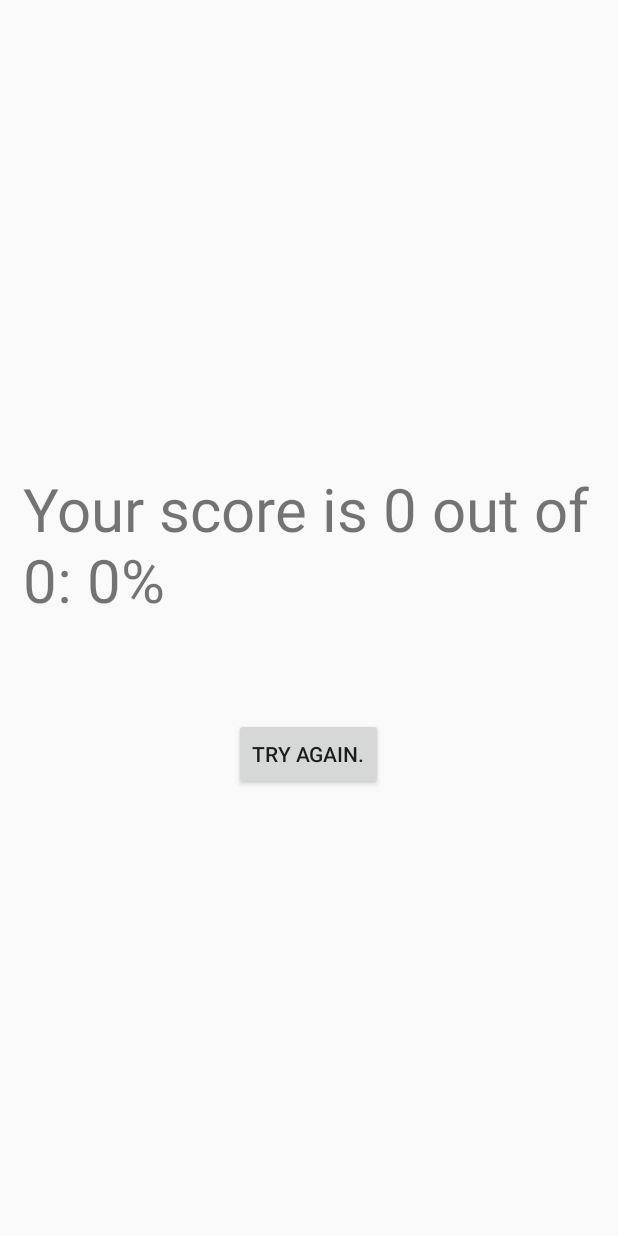
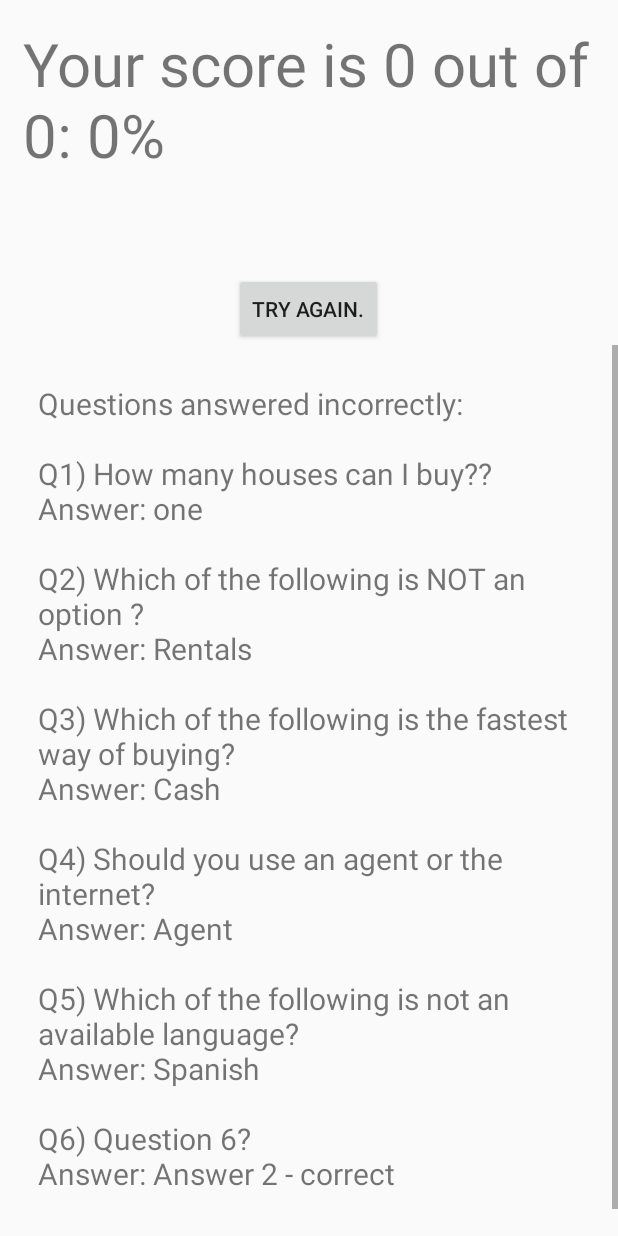
Before and after one commit to Angelala26/real-estate-practice, an Android app: the ResultActivity screen opened directly, with no data from a screen before it, on a phone screen of 412 x 824 dp. Run offline under Robolectric (Android 15) with nearby library versions, the light colour scheme and no system bars; 3 statements that could not run were skipped.

Commit message:
track questions answered incorrectly and display them on the results page

```diff
--- a/app/src/main/java/com/example/android/realestatepractice/PracticeTest.java
+++ b/app/src/main/java/com/example/android/realestatepractice/PracticeTest.java
@@ -38,6 +38,7 @@ public class PracticeTest extends AppCompatActivity {
         super.onCreate(savedInstanceState);
         setContentView(R.layout.activity_practice_test);
 
+        //access the database and get the questions
         DbHelper db = new DbHelper(this);
         quesList = db.getAllQuestions();
         currentQuestion = quesList.get(mQuestionId);
@@ -59,8 +60,10 @@ public class PracticeTest extends AppCompatActivity {
         buttonChoice4 = (Button) findViewById(R.id.answer4);
         nextButton = (Button) findViewById(R.id.next_button);
 
+        //link the question with the text view
         setQuestionView();
 
+        //when the next button is clicked, check the answer
         nextButton.setOnClickListener(new View.OnClickListener() {
             @Override
             public void onClick(View view) {
@@ -70,18 +73,28 @@ public class PracticeTest extends AppCompatActivity {
     }
 
     private void checkAnswer() {
+        //find the group of potential answers and link it to the id
         RadioGroup grp = (RadioGroup) findViewById(R.id.radioGroup1);
         RadioButton answer = (RadioButton) findViewById(grp.getCheckedRadioButtonId());
+        //if the current question's answer equals the user's answer, make a toast that says correct,
+        //  add 1 point to the score, and set the boolean setAnsweredCorrectly as true
         if (currentQuestion.getAnswer().equals(answer.getText().toString())) {
+            //make the boolean true for setAnsweredCorrectly() so we can pull the wronly answered
+            // questions later
+            currentQuestion.setAnsweredCorrectly();
+
             Toast toast = makeText(getApplicationContext(), R.string.correct_toast, Toast.LENGTH_LONG);
             toast.setGravity(Gravity.CENTER, 0, 0);
             toast.show();
+
             score++;
             Log.d("score", "Your score"+score);
         } else {
+            //otherwise, create an alert that shows the questions with the correct answer
             AlertDialog.Builder builder = new AlertDialog.Builder(PracticeTest.this);
-            builder.setTitle("Incorrect: " + currentQuestion.getQuestion());
-            builder.setMessage("Your answer: " + answer.getText().toString() +
+            builder.setTitle("Incorrect");
+            builder.setMessage(currentQuestion.getQuestion() +
+                    "\n\nYour answer: " + answer.getText().toString() +
                     "\n Correct answer: " + currentQuestion.getAnswer());
             builder.setCancelable(false);
             builder.setPositiveButton("Continue",
@@ -96,6 +109,10 @@ public class PracticeTest extends AppCompatActivity {
 
             //TODO: if the answer is incorrect, save this question with the correct answer
             //TODO: and print something telling the user that it's wrong and the correct answer
+
+
+            //if there are no more questions, go to the result activity with the score
+            // and wrongly answered questions
         } if (mQuestionId < quesList.size()) {
             currentQuestion = quesList.get(mQuestionId);
             setQuestionView();
--- a/app/src/main/java/com/example/android/realestatepractice/Question.java
+++ b/app/src/main/java/com/example/android/realestatepractice/Question.java
@@ -13,6 +13,7 @@ public class Question {
     private String optc;
     private String optd;
     private String answer;
+    private boolean isAnswerCorrect = false;
 
 
     public Question() {
@@ -90,4 +91,13 @@ public class Question {
     public void setAnswer(String answer) {
         this.answer = answer;
     }
+
+    public void setAnsweredCorrectly() {
+        isAnswerCorrect = true;
+    }
+
+    public boolean isAnsweredCorrectly() {
+        return isAnswerCorrect;
+    }
+
 }
--- a/app/src/main/java/com/example/android/realestatepractice/ResultActivity.java
+++ b/app/src/main/java/com/example/android/realestatepractice/ResultActivity.java
@@ -7,13 +7,17 @@ import android.view.View;
 import android.widget.Button;
 import android.widget.TextView;
 
+import java.util.List;
+
 public class ResultActivity extends AppCompatActivity {
 
     TextView scoreTextView;
+    TextView incorrectQuestionTextView;
     Button tryAgainButton;
     int score;
     int questListSize;
     int percentage;
+    List<Question> quesList;
 
     @Override
     protected void onCreate(Bundle savedInstanceState) {
@@ -22,13 +26,23 @@ public class ResultActivity extends AppCompatActivity {
 
         scoreTextView = (TextView) findViewById(R.id.score_text_view);
         tryAgainButton = (Button) findViewById(R.id.try_again_button);
+        incorrectQuestionTextView = (TextView) findViewById(R.id.incorrect_question_text_view);
+
         //get score
         Bundle bundle = getIntent().getExtras();
         score = bundle.getInt("score");
         questListSize = bundle.getInt("questListSize");
-        percentage = (score/questListSize);
+        percentage = (questListSize/score);
         scoreTextView.setText("Your score is " + score + " out of " + questListSize
         + ": " + percentage + "%");
+
+        //access the database and get the questions
+        DbHelper db = new DbHelper(this);
+        quesList = db.getAllQuestions();
+        //get the questions/answers that were answered incorrectly
+        String answerList = getAnswers(quesList);
+        incorrectQuestionTextView.setText("Questions answered incorrectly:\n\n" + answerList);
+
 
         tryAgainButton.setOnClickListener(new View.OnClickListener() {
             @Override
@@ -40,4 +54,20 @@ public class ResultActivity extends AppCompatActivity {
         });
     }
 
+    //get questions and answers for questions that were answered wrong
+    public String getAnswers(List<Question> questions) {
+        int question = 1;
+        StringBuffer sb = new StringBuffer();
+
+        for (Question q : questions){
+            if(!q.isAnsweredCorrectly()) { // check here if the answer wasn't correct and append it
+                sb.append("Q").append(question).append(") ").append(q.getQuestion()).append("? \n");
+                sb.append("Answer: ").append(q.getAnswer()).append("\n\n");
+                question ++;
+            }
+        }
+        return sb.toString();
+
+    }
+
 }
--- a/app/src/main/res/layout/activity_result.xml
+++ b/app/src/main/res/layout/activity_result.xml
@@ -6,6 +6,8 @@
         android:layout_width="match_parent"
         android:layout_height="match_parent"
         android:gravity="center">
+
+
 
         <TextView
             android:id="@+id/score_text_view"
@@ -22,4 +24,17 @@
             android:layout_height="wrap_content"
             android:text="Try again."/>
 
+    <ScrollView
+        android:layout_width="match_parent"
+        android:layout_height="match_parent">
+
+        <TextView
+            android:id="@+id/incorrect_question_text_view"
+            android:layout_width="wrap_content"
+            android:layout_height="wrap_content"
+            android:text="Questions answered incorrectly."
+            android:layout_gravity="top|center"
+            android:layout_margin="25dp"
+            android:textSize="20dp"/>
+    </ScrollView>
 </LinearLayout>
```
